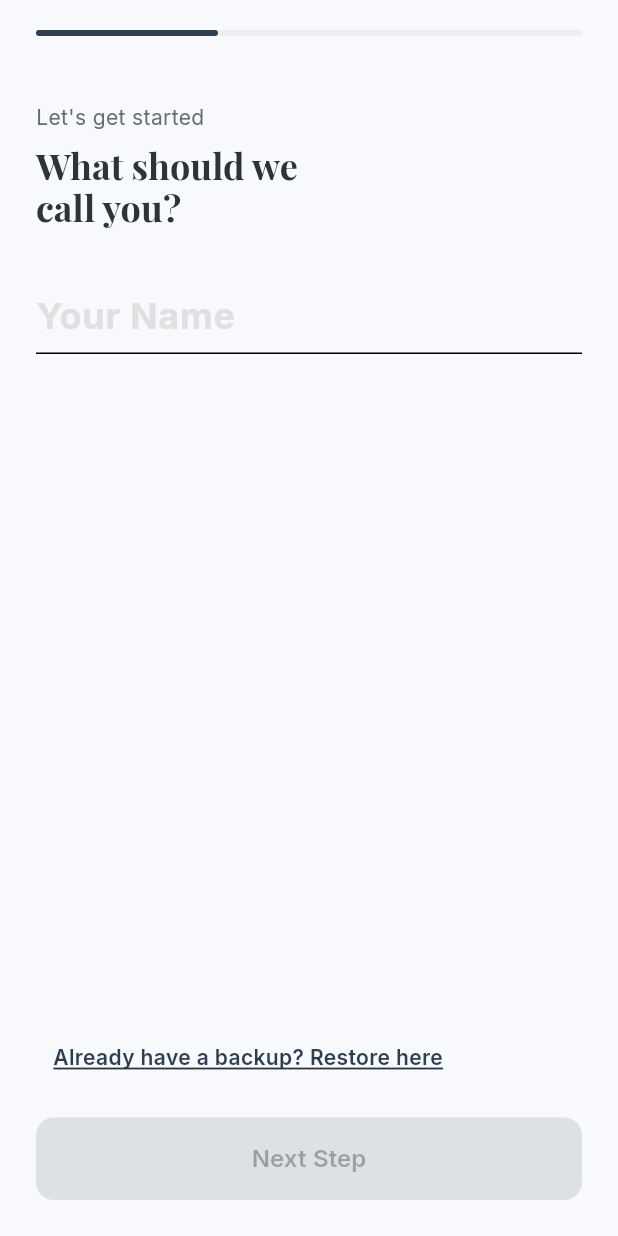
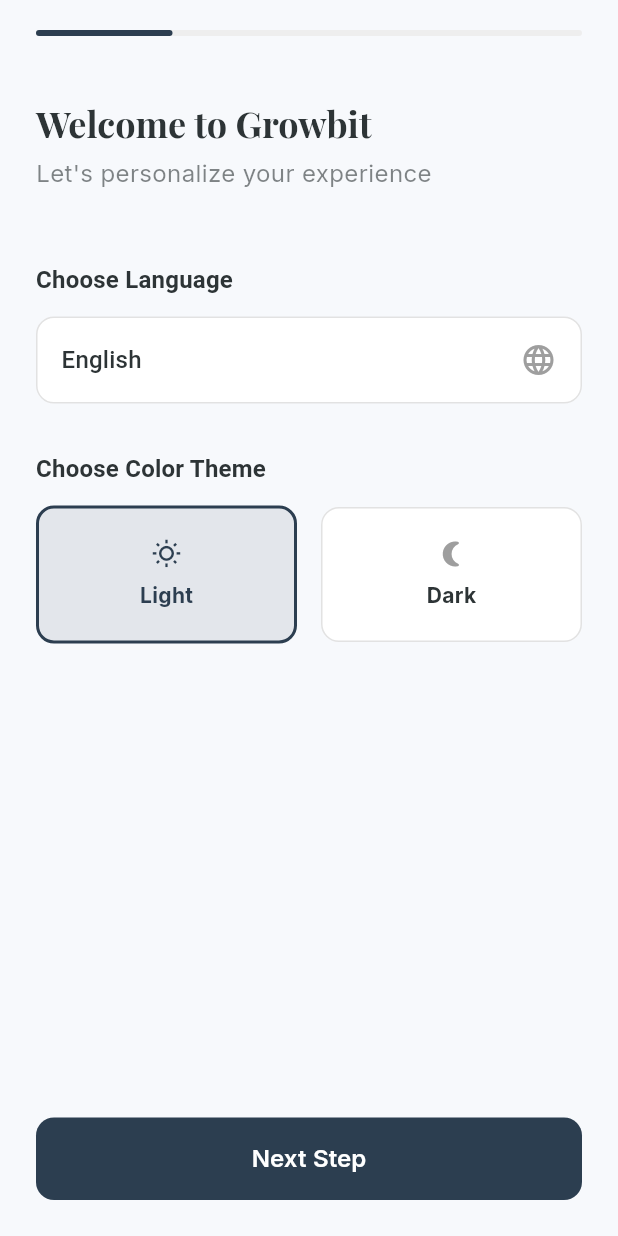
Before and after one commit to sandip3022/Habit-Tracker-App, a Flutter app: the screen it shows after launch, on a phone screen of 412 x 824 dp. Run offline on Flutter 3.47's test engine with Material 3 defaults, Android fonts, the phone set to English and light mode, and no system bars; our stand-ins replace csv, easy_localization, file_picker, flutter_local_notifications, flutter_riverpod, flutter_secure_storage and 6 more; missing offline and left inert: file_saver; accounts and stored records are empty.

Commit message:
feat: Add onboarding welcome step and language/theme selectors; enhance localization strings for improved user experience

```diff
--- a/lib/core/theme/app_colors.dart
+++ b/lib/core/theme/app_colors.dart
@@ -10,6 +10,7 @@
   static const Color darkBackground = Color(0xFF0F172A);
   static const Color surface = Colors.white;
   static const Color error = Color(0xFFE57373);
+  static const Color darkSurface = Color(0xFF1E293B);
 
   // 2. TEXT COLORS
   static const Color textPrimary = Color(0xFF2D3436);
--- a/lib/core/theme/app_theme.dart
+++ b/lib/core/theme/app_theme.dart
@@ -86,7 +86,7 @@
     colorScheme: const ColorScheme.dark(
         primary: AppColors.primary, // Keep Brand Color
         secondary: AppColors.secondary,
-        surface: Color(0xFF1E293B), // Lighter Slate for Cards
+        surface: AppColors.darkSurface, // Lighter Slate for Cards
         error: AppColors.errorDark, // Use darker red for better contrast on dark backgrounds
         onPrimary: Colors.white,
         onSecondary: Colors.white,
@@ -109,7 +109,7 @@
       ),
 
       cardTheme: CardThemeData(
-        color: const Color(0xFF1E293B), // Dark Surface
+        color: AppColors.darkSurface, // Dark Surface
         elevation: 0,
         shape: RoundedRectangleBorder(borderRadius: BorderRadius.circular(16)),
       ),
--- a/lib/features/onboarding/presentation/pages/onboarding_screen.dart
+++ b/lib/features/onboarding/presentation/pages/onboarding_screen.dart
@@ -2,6 +2,7 @@
 import 'package:flutter/material.dart';
 import 'package:flutter_riverpod/flutter_riverpod.dart';
 import 'package:habit_tracker_app_2026/core/services/import_service.dart';
+import 'package:habit_tracker_app_2026/core/theme/theme_provider.dart';
 import 'package:habit_tracker_app_2026/core/utils/validators.dart';
 import 'package:habit_tracker_app_2026/features/habit_tracker/domain/entities/habit_entity.dart';
 import 'package:habit_tracker_app_2026/features/habit_tracker/presentation/pages/home_page.dart';
@@ -39,9 +40,7 @@
     {'title': "meditation".tr(), 'icon': 0xe318, 'color': 0xFF00B894}, // Teal
     {'title': "journaling".tr(), 'icon': 0xe156, 'color': 0xFFE17055}, // Orange
     {
-      'title': "Early_sleep".tr(),
-      'icon': 0xf06b,
-      'color': 0xFF2C3E50,
+      'title': "Early_sleep".tr(), 'icon': 0xf06b, 'color': 0xFF0984E3,
     }, // Midnight
   ];
 
@@ -90,8 +89,9 @@
 
   @override
   Widget build(BuildContext context) {
+    final colorScheme = Theme.of(context).colorScheme;
     return Scaffold(
-      backgroundColor: AppColors.background,
+      backgroundColor: Theme.of(context).scaffoldBackgroundColor,
       body: SafeArea(
         child: Column(
           children: [
@@ -100,11 +100,11 @@
               padding: const EdgeInsets.symmetric(horizontal: 24, vertical: 20),
               child: Semantics(
                 label: "onboarding_progress".tr(
-                  args: [(_currentPage + 1).toString(), "3"],
-                ), // e.g., "Step 1 of 3"
-                value: "${((_currentPage + 1) / 3 * 100).toInt()}%",
+                  args: [(_currentPage + 1).toString(), "4"],
+                ),
+                value: "${((_currentPage + 1) / 4 * 100).toInt()}%",
                 child: LinearProgressIndicator(
-                  value: (_currentPage + 1) / 3,
+                  value: (_currentPage + 1) / 4,
                   backgroundColor: Colors.grey[200],
                   color: AppColors.primary,
                   borderRadius: BorderRadius.circular(4),
@@ -119,6 +119,7 @@
                     const NeverScrollableScrollPhysics(), // Disable swipe to force buttons
                 onPageChanged: (idx) => setState(() => _currentPage = idx),
                 children: [
+                  _buildWelcomeStep(),
                   _buildNameStep(),
                   _buildHabitStep(),
                   _buildSecurityStep(),
@@ -133,6 +134,7 @@
 
   // --- STEP 1: NAME ---
   Widget _buildNameStep() {
+    final colorScheme = Theme.of(context).colorScheme;
     return Padding(
       padding: const EdgeInsets.all(24.0),
       child: Column(
@@ -141,7 +143,7 @@
         children: [
           Text(
             "let_get_started".tr(),
-            style: TextStyle(color: AppColors.textSecondary),
+            style: TextStyle(color: colorScheme.onSurface.withValues(alpha: 0.6)),
           ),
           const SizedBox(height: 8),
           Text(
@@ -245,7 +247,7 @@
             child: Text(
               "already_have_backup".tr(),
               style: Theme.of(context).textTheme.bodyMedium?.copyWith(
-                color: Theme.of(context).colorScheme.primary,
+                color: Theme.of(context).colorScheme.onSurface.withValues(alpha: 0.6),
                 decoration: TextDecoration.underline,
                 fontWeight: FontWeight.w600,
               ),
@@ -267,6 +269,8 @@
 
   // --- STEP 2: HABITS ---
   Widget _buildHabitStep() {
+    final colorScheme = Theme.of(context).colorScheme;
+    final isDark = ref.watch(themeProvider) == ThemeMode.dark;
     return Padding(
       padding: const EdgeInsets.all(24.0),
       child: Column(
@@ -274,7 +278,7 @@
         children: [
           Text(
             "kickstart_your_journey".tr(),
-            style: TextStyle(color: AppColors.textSecondary),
+            style: TextStyle(color: Theme.of(context).colorScheme.onSurface.withValues(alpha: 0.6)),
           ),
           const SizedBox(height: 8),
           Text(
@@ -319,7 +323,7 @@
                       decoration: BoxDecoration(
                         color: isSelected
                             ? AppColors.primary
-                            : AppColors.surface,
+                            : colorScheme.surface,
                         borderRadius: BorderRadius.circular(16),
                         border: Border.all(
                           color: isSelected
@@ -346,18 +350,15 @@
                                 fontFamily: 'MaterialIcons',
                               ),
                               size: 32,
-                              color: isSelected
-                                  ? Colors.white
-                                  : Color(habit['color']),
+                              color:
+                                   Color(habit['color']),
                             ),
                             const SizedBox(height: 12),
                             Text(
                               habit['title'],
                               style: TextStyle(
                                 fontWeight: FontWeight.bold,
-                                color: isSelected
-                                    ? Colors.white
-                                    : AppColors.textPrimary,
+                                color: isSelected ? colorScheme.onPrimaryContainer : colorScheme.onSurface,
                               ),
                             ),
                           ],
@@ -372,7 +373,7 @@
 
           Row(
             children: [
-              TextButton(onPressed: _nextPage, child: Text("skip".tr())),
+              TextButton(onPressed: _nextPage, child: Text("skip".tr(),style: TextStyle(color: colorScheme.onSurface.withValues(alpha: 0.6)),)),
               const Spacer(),
               ElevatedButton(
                 onPressed: _nextPage,
@@ -387,6 +388,7 @@
 
   // --- STEP 3: SECURITY ---
   Widget _buildSecurityStep() {
+    final colorScheme = Theme.of(context).colorScheme;
     return Padding(
       padding: const EdgeInsets.all(24.0),
       child: Column(
@@ -403,7 +405,7 @@
           Text(
             "secure_your_journal".tr(),
             textAlign: TextAlign.center,
-            style: TextStyle(color: AppColors.textSecondary),
+            style: TextStyle(color: colorScheme.onSurface.withValues(alpha: 0.6)),
           ),
           const SizedBox(height: 48),
 
@@ -428,11 +430,151 @@
             onPressed: _finishOnboarding,
             child: Text(
               "skip_security".tr(),
-              style: TextStyle(color: AppColors.textSecondary),
+              style: TextStyle(color: colorScheme.onSurface.withValues(alpha: 0.6)),
             ),
           ),
         ],
       ),
     );
   }
+  // --- STEP 1: WELCOME & PREFERENCES ---
+  Widget _buildWelcomeStep() {
+    final colorScheme = Theme.of(context).colorScheme;
+    final textTheme = Theme.of(context).textTheme;
+    // Read the current theme state to highlight the correct card
+    final isDark = ref.watch(themeProvider) == ThemeMode.dark;
+
+    return Padding(
+      padding: const EdgeInsets.all(24.0),
+      child: Column(
+        crossAxisAlignment: CrossAxisAlignment.start,
+        mainAxisAlignment: MainAxisAlignment.center,
+        children: [
+          Text(
+            "welcome_to_growbit".tr(), // Add this to JSON!
+            style: textTheme.displayMedium,
+          ),
+          const SizedBox(height: 8),
+          Text(
+            "personalize_experience".tr(), // Add this to JSON!
+            style: TextStyle(color: colorScheme.onSurface.withValues(alpha: 0.6), fontSize: 16),
+          ),
+          const SizedBox(height: 48),
+
+          // --- LANGUAGE SELECTOR ---
+          Text(
+            "choose_language".tr(), // Add this to JSON!
+            style: textTheme.titleMedium?.copyWith(fontWeight: FontWeight.bold),
+          ),
+          const SizedBox(height: 12),
+          Container(
+            padding: const EdgeInsets.symmetric(horizontal: 16, vertical: 4),
+            decoration: BoxDecoration(
+              color: colorScheme.surface,
+              borderRadius: BorderRadius.circular(12),
+              border: Border.all(color: Colors.grey.withValues(alpha: 0.3)),
+            ),
+            child: DropdownButtonHideUnderline(
+              child: DropdownButton<Locale>(
+                isExpanded: true,
+                value: context.locale,
+                dropdownColor: colorScheme.surface,
+                icon: const Icon(Icons.language, color: Colors.grey),
+                items: const [
+                  DropdownMenuItem(value: Locale('en'), child: Text("English")),
+                  DropdownMenuItem(value: Locale('mr'), child: Text("मराठी")),
+                  DropdownMenuItem(value: Locale('hi'), child: Text("हिंदी")),
+                ],
+                onChanged: (Locale? newLocale) {
+                  if (newLocale != null) {
+                    context.setLocale(newLocale); // Instantly translates the page!
+                  }
+                },
+              ),
+            ),
+          ),
+
+          const SizedBox(height: 32),
+
+          // --- THEME SELECTOR ---
+          Text(
+            "choose_theme".tr(), // Add this to JSON!
+            style: textTheme.titleMedium?.copyWith(fontWeight: FontWeight.bold),
+          ),
+          const SizedBox(height: 12),
+          Row(
+            children: [
+              Expanded(
+                child: _buildThemeCard(
+                  title: "light".tr(),
+                  icon: Icons.wb_sunny_outlined,
+                  isSelected: !isDark,
+                  onTap: () => ref.read(themeProvider.notifier).toggleTheme(false),
+                ),
+              ),
+              const SizedBox(width: 16),
+              Expanded(
+                child: _buildThemeCard(
+                  title: "dark".tr(),
+                  icon: Icons.nightlight_round,
+                  isSelected: isDark,
+                  onTap: () => ref.read(themeProvider.notifier).toggleTheme(true),
+                ),
+              ),
+            ],
+          ),
+
+          const Spacer(),
+
+          // --- NEXT BUTTON ---
+          SizedBox(
+            width: double.infinity,
+            child: ElevatedButton(
+              onPressed: _nextPage,
+              child: Text("next_step".tr()),
+            ),
+          ),
+        ],
+      ),
+    );
+  }
+
+  // Helper Widget for the Theme Cards
+  Widget _buildThemeCard({
+    required String title,
+    required IconData icon,
+    required bool isSelected,
+    required VoidCallback onTap,
+  }) {
+    final colorScheme = Theme.of(context).colorScheme;
+
+    return GestureDetector(
+      onTap: onTap,
+      child: AnimatedContainer(
+        duration: const Duration(milliseconds: 200),
+        padding: const EdgeInsets.symmetric(vertical: 20),
+        decoration: BoxDecoration(
+          color: isSelected ? AppColors.primary.withValues(alpha: 0.1) : colorScheme.surface,
+          borderRadius: BorderRadius.circular(12),
+          border: Border.all(
+            color: isSelected ? AppColors.primary : Colors.grey.withValues(alpha: 0.3),
+            width: isSelected ? 2 : 1,
+          ),
+        ),
+        child: Column(
+          children: [
+            Icon(icon, size: 20, color: isSelected ? AppColors.primary : Colors.grey),
+            const SizedBox(height: 8),
+            Text(
+              title,
+              style: TextStyle(
+                fontWeight: FontWeight.bold,
+                color: isSelected ? AppColors.primary : colorScheme.onSurface,
+              ),
+            ),
+          ],
+        ),
+      ),
+    );
+  }
 }
```
Also changed, not shown: assets/translations/en.json (+7 -1 lines), assets/translations/hi.json (+7 -1 lines), assets/translations/mr.json (+7 -1 lines).
